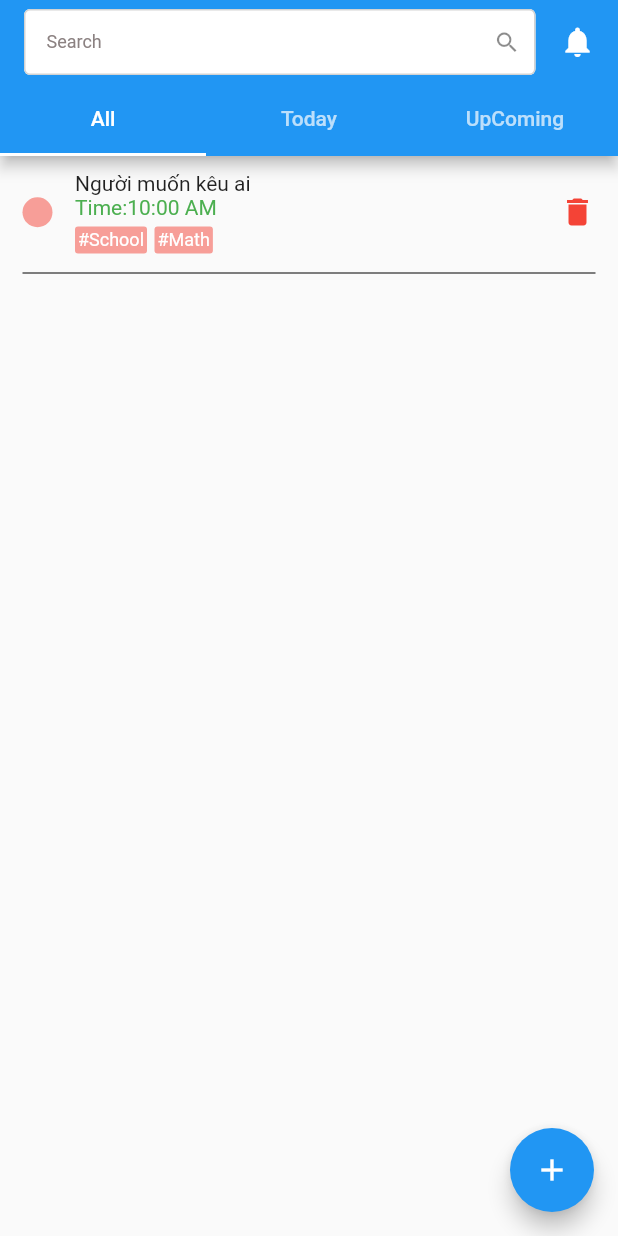
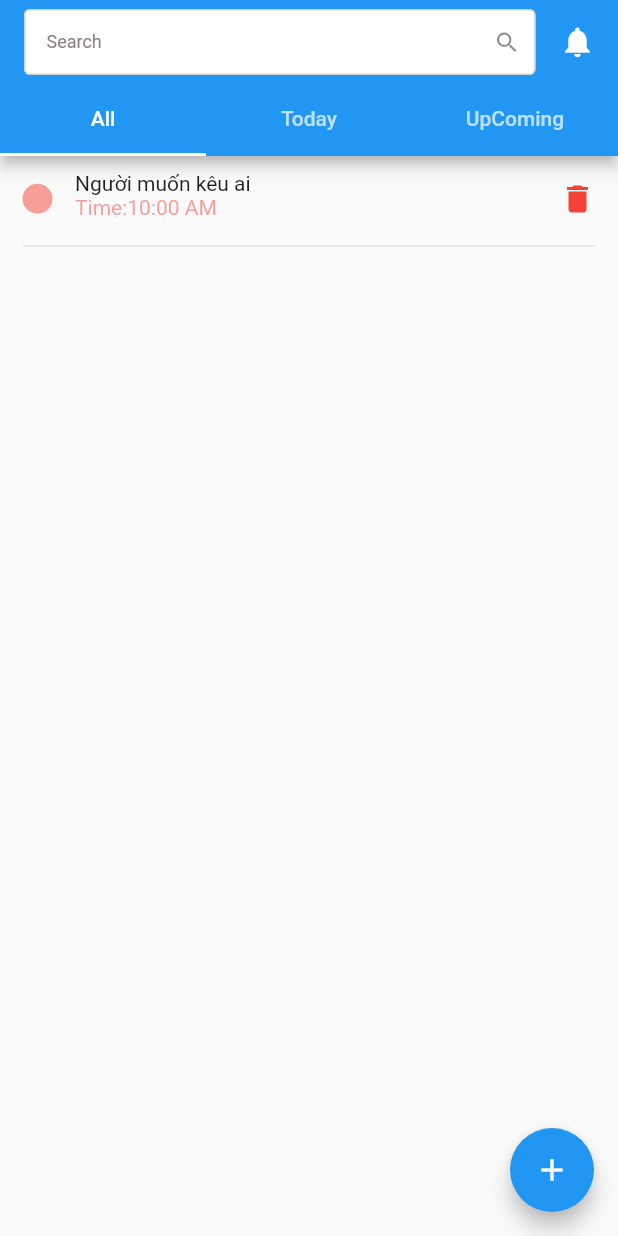
Before and after one commit to NgocNguyenC3/todo_app, a Flutter app: the screen it shows after launch, on a phone screen of 412 x 824 dp. Run offline on Flutter 3.47's test engine with Material 2 defaults, Android fonts, the phone set to English and light mode, and no system bars.

Commit message:
first commit

```diff
--- a/lib/components/base_text_field.dart
+++ b/lib/components/base_text_field.dart
@@ -9,16 +9,21 @@ TextFormField baseTextField(
     bool readOnly = false,
     bool isObscure = false,
     bool isPhone = false,
+    bool isOutline = false,
     int? maxLength,
+    int? maxLines,
     Widget? icon,
     InputBorder? enabledBorder,
     InputBorder? focusedBorder,
     InputBorder? errorBorder,
     InputBorder? focusedErrorBorder,
-    bool isOutline = false,
+    TextStyle? textStyle,
+    double? horizontal,
+    double? vertical,
     FormFieldValidator<String>? validator}) {
   return TextFormField(
     onTap: onTap,
+    maxLines: maxLines,
     readOnly: readOnly,
     inputFormatters: [
       LengthLimitingTextInputFormatter(maxLength),
@@ -30,7 +35,8 @@ TextFormField baseTextField(
     validator: validator,
     textCapitalization: TextCapitalization.words,
     keyboardType: isPhone ? TextInputType.phone : TextInputType.text,
-    style: const TextStyle(fontSize: 12, fontWeight: FontWeight.w400),
+    style:
+        textStyle ?? const TextStyle(fontSize: 12, fontWeight: FontWeight.w400),
     //focusNode: focusNode,
     onChanged: onChanged,
     decoration: InputDecoration(
@@ -46,22 +52,22 @@ TextFormField baseTextField(
       focusedBorder: focusedBorder ??
           (isOutline
               ? outLineInputBorder(width: 1, color: greyBorderColor)
-              : underLineIntputBorder(width: 1, color: greyBorderColor)),
+              : InputBorder.none),
       enabledBorder: enabledBorder ??
           (isOutline
               ? outLineInputBorder(width: 1, color: greyBorderColor)
-              : underLineIntputBorder(width: 1, color: greyBorderColor)),
+              : InputBorder.none),
       errorBorder: errorBorder ??
           (isOutline
               ? outLineInputBorder(width: 1, color: Colors.red)
-              : underLineIntputBorder(width: 1, color: Colors.red)),
+              : InputBorder.none),
       focusedErrorBorder: focusedErrorBorder ??
           (isOutline
               ? outLineInputBorder(width: 1, color: Colors.red)
-              : underLineIntputBorder(width: 1, color: Colors.red)),
-      contentPadding: const EdgeInsets.symmetric(
-        horizontal: 15,
-        vertical: 15,
+              : InputBorder.none),
+      contentPadding: EdgeInsets.symmetric(
+        horizontal: horizontal ?? 15,
+        vertical: vertical ?? 15,
       ),
       isDense: true,
     ),
--- /dev/null
+++ b/lib/components/main_app.dart
@@ -0,0 +1,102 @@
+import 'package:flutter/material.dart';
+
+import 'package:todo_app/components/base_text_field.dart';
+import 'package:todo_app/components/to_do_item.dart';
+import 'package:todo_app/model/to_do.dart';
+
+class MainBodyApp extends StatefulWidget {
+  const MainBodyApp({
+    Key? key,
+  }) : super(key: key);
+
+  @override
+  State<MainBodyApp> createState() => _MainBodyAppState();
+}
+
+class _MainBodyAppState extends State<MainBodyApp>
+    with SingleTickerProviderStateMixin {
+  late TabController tabControler;
+
+  @override
+  void initState() {
+    super.initState();
+    tabControler = TabController(vsync: this, length: 3);
+  }
+
+  @override
+  Widget build(BuildContext context) {
+    return DefaultTabController(
+      length: tabs.length,
+      child: Scaffold(
+        appBar: appBarApp(),
+        floatingActionButton: floatingButton(),
+        body: TabBarView(
+          children: tabs.map((Tab tab) {
+            return Column(
+              crossAxisAlignment: CrossAxisAlignment.center,
+              children: [
+                const SizedBox(
+                  height: 10,
+                ),
+                ...tabPage([model])
+              ],
+            );
+          }).toList(),
+        ),
+      ),
+    );
+  }
+
+  List<Widget> tabPage(List<ToDoModel> list) {
+    return list
+        .map((e) => Column(
+              children: [
+                ToDoItem(
+                  mainModel: model,
+                ),
+                const SizedBox(
+                  height: 5,
+                ),
+                const Padding(
+                  padding: EdgeInsets.symmetric(horizontal: 15.0),
+                  child: Divider(),
+                )
+              ],
+            ))
+        .toList();
+  }
+
+  FloatingActionButton floatingButton() {
+    return FloatingActionButton(
+        onPressed: handleAddEvent, child: const Icon(Icons.add));
+  }
+
+  AppBar appBarApp() {
+    return AppBar(
+      actions: const [Icon(Icons.notifications), SizedBox(width: 15)],
+      title: baseTextField(
+          onChanged: (value) {},
+          controller: null,
+          isOutline: true,
+          hintText: 'Search',
+          icon: const Icon(Icons.search)),
+      bottom: const TabBar(
+        tabs: tabs,
+      ),
+    );
+  }
+
+  void handleAddEvent() {}
+}
+
+const List<Tab> tabs = <Tab>[
+  Tab(text: 'All'),
+  Tab(text: 'Today'),
+  Tab(text: 'UpComing'),
+];
+
+ToDoModel model = ToDoModel(
+    content: 'Vì quá ngu si',
+    time: '10:00 AM',
+    title: 'Người muốn kêu ai',
+    typeColor: 0);
--- a/lib/components/pages/main_app.dart
+++ /dev/null
@@ -1,156 +0,0 @@
-import 'package:flutter/material.dart';
-import 'package:flutter/src/scheduler/ticker.dart';
-import 'package:todo_app/components/base_text_field.dart';
-import 'package:todo_app/model/tag.dart';
-import 'package:todo_app/model/to_do.dart';
-
-class MainBodyApp extends StatefulWidget {
-  const MainBodyApp({
-    Key? key,
-  }) : super(key: key);
-
-  @override
-  State<MainBodyApp> createState() => _MainBodyAppState();
-}
-
-class _MainBodyAppState extends State<MainBodyApp>
-    with SingleTickerProviderStateMixin {
-  late TabController tabControler;
-
-  @override
-  void initState() {
-    super.initState();
-    tabControler = TabController(vsync: this, length: 3);
-  }
-
-  @override
-  Widget build(BuildContext context) {
-    return DefaultTabController(
-      length: tabs.length,
-      child: Scaffold(
-        appBar: appBarApp(),
-        floatingActionButton: floatingButton(),
-        body: TabBarView(
-          children: tabs.map((Tab tab) {
-            return Column(
-              crossAxisAlignment: CrossAxisAlignment.center,
-              children: [
-                const SizedBox(
-                  height: 10,
-                ),
-                tabPage(context)
-              ],
-            );
-          }).toList(),
-        ),
-      ),
-    );
-  }
-
-  Column tabPage(BuildContext context) {
-    return Column(
-      children: [
-        SizedBox(
-          width: MediaQuery.of(context).size.width - 30,
-          child: Row(
-            crossAxisAlignment: CrossAxisAlignment.center,
-            children: [
-              Container(
-                width: 20,
-                height: 20,
-                decoration: BoxDecoration(
-                    shape: BoxShape.circle,
-                    color: colorList[model.typeColor].withOpacity(0.5)),
-              ),
-              const SizedBox(width: 15),
-              Column(
-                crossAxisAlignment: CrossAxisAlignment.start,
-                children: [
-                  Text(
-                    model.title,
-                    style: text14,
-                  ),
-                  Text(
-                    'Time:${model.time}',
-                    style: text14.copyWith(color: Colors.green),
-                  ),
-                  const SizedBox(
-                    height: 5,
-                  ),
-                  Wrap(
-                    spacing: 5,
-                    children: [
-                      ...model.tags.map((e) => Container(
-                            padding: const EdgeInsets.all(2),
-                            decoration: BoxDecoration(
-                                color:
-                                    colorList[model.typeColor].withOpacity(0.5),
-                                borderRadius: BorderRadius.circular(2)),
-                            child: Text(
-                              e.tag,
-                              style: text12.copyWith(color: Colors.white),
-                            ),
-                          ))
-                    ],
-                  )
-                ],
-              ),
-              const Spacer(),
-              const Icon(
-                Icons.delete,
-                color: Colors.red,
-              )
-            ],
-          ),
-        ),
-        const SizedBox(
-          height: 5,
-        ),
-        const Padding(
-          padding: EdgeInsets.symmetric(horizontal: 15.0),
-          child: Divider(
-            color: Colors.black,
-          ),
-        )
-      ],
-    );
-  }
-
-  FloatingActionButton floatingButton() {
-    return FloatingActionButton(
-        onPressed: handleAddEvent, child: const Icon(Icons.add));
-  }
-
-  AppBar appBarApp() {
-    return AppBar(
-      actions: const [Icon(Icons.notifications), SizedBox(width: 15)],
-      title: baseTextField(
-          onChanged: (value) {},
-          controller: null,
-          isOutline: true,
-          hintText: 'Search',
-          icon: const Icon(Icons.search)),
-      bottom: const TabBar(
-        tabs: tabs,
-      ),
-    );
-  }
-
-  void handleAddEvent() {}
-}
-
-const List<Tab> tabs = <Tab>[
-  Tab(text: 'All'),
-  Tab(text: 'Today'),
-  Tab(text: 'UpComing'),
-];
-
-ToDoModel model = ToDoModel(
-    content: 'Vì quá ngu si',
-    tags: [
-      TagModel(tag: '#School'),
-      TagModel(tag: '#Math'),
-    ],
-    time: '10:00 AM',
-    title: 'Người muốn kêu ai',
-    typeColor: 0);
--- /dev/null
+++ b/lib/components/to_do_item.dart
@@ -0,0 +1,187 @@
+import 'package:flutter/material.dart';
+
+import 'package:todo_app/components/base_text_field.dart';
+import 'package:todo_app/components/loading/loading_button.dart';
+import 'package:todo_app/model/to_do.dart';
+
+class ToDoItem extends StatefulWidget {
+  ToDoModel mainModel;
+
+  ToDoItem({
+    Key? key,
+    required this.mainModel,
+  }) : super(key: key);
+
+  @override
+  State<ToDoItem> createState() => _ToDoItemState();
+}
+
+class _ToDoItemState extends State<ToDoItem> {
+  TextEditingController controller = TextEditingController();
+  TextEditingController titleController = TextEditingController();
+
+  late ToDoModel model;
+
+  @override
+  void initState() {
+    super.initState();
+
+    model = widget.mainModel.cpy();
+  }
+
+  @override
+  Widget build(BuildContext context) {
+    controller.text = model.content;
+    titleController.text = model.title;
+    return InkWell(
+      onTap: () {
+        hanldeClickItem(context);
+      },
+      child: SizedBox(
+        width: MediaQuery.of(context).size.width - 30,
+        child: Row(
+          crossAxisAlignment: CrossAxisAlignment.center,
+          children: [
+            Container(
+              width: 20,
+              height: 20,
+              decoration: BoxDecoration(
+                  shape: BoxShape.circle,
+                  color: colorList[model.typeColor].withOpacity(0.5)),
+            ),
+            const SizedBox(width: 15),
+            Column(
+              crossAxisAlignment: CrossAxisAlignment.start,
+              children: [
+                Text(
+                  model.title,
+                  style: text14,
+                ),
+                Text(
+                  'Time:${model.time}',
+                  style: text14.copyWith(
+                      color: colorList[model.typeColor].withOpacity(0.5)),
+                ),
+                const SizedBox(
+                  height: 5,
+                ),
+              ],
+            ),
+            const Spacer(),
+            const Icon(
+              Icons.delete,
+              color: Colors.red,
+            )
+          ],
+        ),
+      ),
+    );
+  }
+
+  Future<dynamic> hanldeClickItem(BuildContext context) {
+    return showDialog(
+        context: context,
+        builder: (BuildContext context) {
+          return Dialog(
+            insetPadding: const EdgeInsets.all(10.0),
+            shape: RoundedRectangleBorder(
+                borderRadius: BorderRadius.circular(10.0)), //this right here
+            child: StatefulBuilder(
+              builder: (BuildContext context, StateSetter setState) => SizedBox(
+                height: 220,
+                child: Padding(
+                  padding: const EdgeInsets.all(10.0),
+                  child: Column(
+                    mainAxisAlignment: MainAxisAlignment.start,
+                    crossAxisAlignment: CrossAxisAlignment.start,
+                    children: [
+                      const SizedBox(
+                        height: 10,
+                      ),
+                      baseTextField(
+                          onChanged: (value) {},
+                          controller: titleController,
+                          maxLength: 50,
+                          horizontal: 0.0,
+                          textStyle: text18.copyWith(
+                              fontWeight: FontWeight.w600,
+                              color:
+                                  colorList[model.typeColor].withOpacity(0.5)),
+                          vertical: 0.0),
+                      const SizedBox(
+                        height: 10,
+                      ),
+                      baseTextField(
+                          onChanged: (value) {},
+                          controller: controller,
+                          isOutline: true,
+                          maxLines: 3),
+                      const SizedBox(
+                        height: 10,
+                      ),
+                      Wrap(
+                        spacing: 10,
+                        runSpacing: 10,
+                        children: [
+                          boxContainer(
+                              child: Text(
+                                'Time: ${model.time}',
+                                style: text14.copyWith(
+                                    color: colorList[model.typeColor]
+                                        .withOpacity(0.5)),
+                              ),
+                              borderColor:
+                                  colorList[model.typeColor].withOpacity(0.5)),
+                          boxContainer(
+                              onTap: () {
+                                setState(() {
+                                  model.changedLevel();
+                                });
+                              },
+                              child: Text(
+                                'Level: ${level[model.typeColor]}',
+                                style: text14.copyWith(
+                                    color: colorList[model.typeColor]
+                                        .withOpacity(0.5)),
+                              ),
+                              borderColor:
+                                  colorList[model.typeColor].withOpacity(0.5)),
+                        ],
+                      ),
+                      const SizedBox(
+                        height: 10.0,
+                      ),
+                      Align(
+                        alignment: Alignment.centerRight,
+                        child: SizedBox(
+                          width: 100,
+                          child: LoadingButtonWidget(
+                              height: 35,
+                              submit: () {},
+                              isLoading: false,
+                              label: 'Save'),
+                        ),
+                      ),
+                    ],
+                  ),
+                ),
+              ),
+            ),
+          );
+        });
+  }
+}
+
+Widget boxContainer({required Widget child, color, borderColor, onTap}) {
+  return InkWell(
+    onTap: onTap,
+    child: Container(
+      padding: const EdgeInsets.all(2),
+      decoration: BoxDecoration(
+          color: color ?? Colors.white,
+          border: Border.all(color: borderColor ?? greyBorderColor),
+          borderRadius: BorderRadius.circular(5)),
+      child: child,
+    ),
+  );
+}
--- a/lib/main.dart
+++ b/lib/main.dart
@@ -1,6 +1,6 @@
 import 'package:flutter/material.dart';
 import 'package:todo_app/components/base_text_field.dart';
-import 'package:todo_app/components/pages/main_app.dart';
+import 'package:todo_app/components/main_app.dart';
 
 void main() {
   runApp(const MyApp());
@@ -11,17 +11,10 @@ class MyApp extends StatelessWidget {
 
   @override
   Widget build(BuildContext context) {
-    return MaterialApp(
+    return const MaterialApp(
       debugShowCheckedModeBanner: false,
       title: 'ToDo App',
-      theme: themeDataApp(),
-      home: const MainBodyApp(),
-    );
-  }
-
-  ThemeData themeDataApp() {
-    return ThemeData(
-      primarySwatch: Colors.blue,
+      home: MainBodyApp(),
     );
   }
 }
--- a/lib/model/to_do.dart
+++ b/lib/model/to_do.dart
@@ -1,20 +1,31 @@
 // ignore_for_file: public_member_api_docs, sort_constructors_first
 import 'package:flutter/material.dart';
-import 'package:todo_app/model/tag.dart';
 
 class ToDoModel {
   String title;
   String content;
   int typeColor = 0;
   String time;
-  List<TagModel> tags = [];
   ToDoModel({
     required this.title,
     required this.content,
     required this.typeColor,
     required this.time,
-    required this.tags,
   });
+
+  void changedLevel() {
+    if (typeColor == 2) {
+      typeColor = 0;
+      return;
+    }
+
+    typeColor++;
+  }
+
+  ToDoModel cpy() {
+    return ToDoModel(
+        title: title, content: content, typeColor: typeColor, time: time);
+  }
 }
 
 final colorList = [
@@ -22,3 +33,9 @@ final colorList = [
   Colors.orange,
   Colors.green,
 ];
+
+final level = [
+  'Importance',
+  'Medium',
+  'Easy',
+];
```
Also changed, not shown: lib/components/loading/base_button.dart (added, +54 -0 lines), lib/components/loading/dot.dart (added, +47 -0 lines), lib/components/loading/loading_button.dart (added, +76 -0 lines), lib/components/loading/three_bounce.dart (added, +56 -0 lines), lib/model/tag.dart (deleted, +0 -7 lines).
